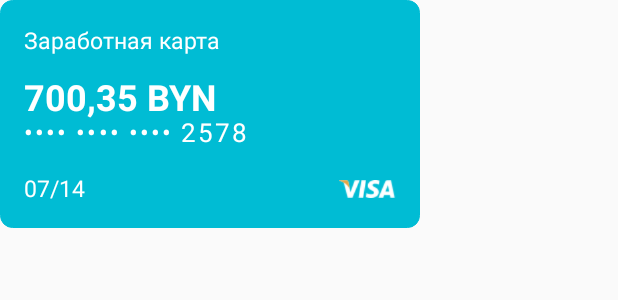
After one commit to KatiaDenisova/bank, an Android app: the layout card2.xml on its own in the app's theme, with its tools: preview values and no code run, on a phone screen of 412 x 824 dp. The commit adds this screen. Shown: the top 300 px of the screen. Run offline under Robolectric (Android 15) with nearby library versions, the phone set to English and light mode, and no system bars.

Commit message:
3 fragments + card ViewPager layouts

```diff
--- /dev/null
+++ b/app/src/main/res/drawable/card2.xml
@@ -0,0 +1,25 @@
+<?xml version="1.0" encoding="utf-8"?>
+
+<selector xmlns:android="http://schemas.android.com/apk/res/android">
+    <item android:state_pressed="true">
+        <shape android:shape="rectangle">
+            <corners android:radius="8dp" />
+            <stroke android:width="0.2dip" android:color="#00BCD4" />
+            <gradient android:angle="-90.0" android:endColor="@android:color/transparent" android:startColor="@android:color/transparent" />
+        </shape>
+    </item>
+    <item android:state_focused="true">
+        <shape android:shape="rectangle">
+            <corners android:radius="8dp" />
+            <stroke android:width="0.2dip" android:color="#00BCD4" />
+            <solid android:color="#00BCD4" />
+        </shape>
+    </item>
+    <item>
+        <shape android:shape="rectangle">
+            <corners android:radius="8dp" />
+            <stroke android:width="0.2dip" android:color="#00BCD4" />
+            <solid android:color="#00BCD4" />
+        </shape>
+    </item>
+</selector>
--- /dev/null
+++ b/app/src/main/res/layout/card2.xml
@@ -0,0 +1,83 @@
+<?xml version="1.0" encoding="utf-8"?>
+<android.support.constraint.ConstraintLayout xmlns:android="http://schemas.android.com/apk/res/android"
+    xmlns:app="http://schemas.android.com/apk/res-auto"
+
+    android:id="@+id/consrtLayoutCard"
+    android:layout_width="280dp"
+    android:layout_height="152dp"
+    android:background="@drawable/card2">
+
+
+    <TextView
+        android:layout_width="wrap_content"
+        android:layout_height="wrap_content"
+        android:layout_marginStart="16dp"
+        android:layout_marginTop="48dp"
+        android:fontFamily="sans-serif"
+        android:lineSpacingExtra="4sp"
+        android:text="@string/byn"
+        android:textColor="#ffffff"
+        android:textSize="24sp"
+        android:textStyle="bold"
+        app:layout_constraintStart_toStartOf="parent"
+        app:layout_constraintTop_toTopOf="parent" />
+
+    <TextView
+        android:id="@+id/textView8"
+        android:layout_width="wrap_content"
+        android:layout_height="wrap_content"
+        android:layout_marginStart="16dp"
+        android:layout_marginTop="76dp"
+        android:fontFamily="sans-serif"
+        android:letterSpacing="0.08"
+        android:lineSpacingExtra="7sp"
+        android:text="@string/card_number"
+        android:textColor="#ffffff"
+        android:textSize="17sp"
+        android:textStyle="normal"
+        app:layout_constraintStart_toStartOf="parent"
+        app:layout_constraintTop_toTopOf="parent" />
+
+    <ImageView
+        android:id="@+id/imageView4"
+        android:layout_width="38dp"
+        android:layout_height="12dp"
+        android:layout_marginStart="226dp"
+        android:layout_marginTop="120dp"
+        android:layout_marginEnd="16dp"
+        android:layout_marginBottom="20dp"
+        app:layout_constraintBottom_toBottomOf="parent"
+        app:layout_constraintEnd_toEndOf="parent"
+        app:layout_constraintStart_toStartOf="parent"
+        app:layout_constraintTop_toTopOf="parent"
+        app:srcCompat="@drawable/visa" />
+
+    <TextView
+        android:id="@+id/textView7"
+        android:layout_width="wrap_content"
+        android:layout_height="wrap_content"
+        android:layout_marginStart="16dp"
+        android:layout_marginTop="16dp"
+        android:fontFamily="sans-serif"
+        android:lineSpacingExtra="9sp"
+        android:text="@string/Salary_card"
+        android:textColor="#ffffff"
+        android:textSize="15sp"
+        android:textStyle="normal"
+        app:layout_constraintStart_toStartOf="parent"
+        app:layout_constraintTop_toTopOf="parent" />
+
+    <TextView
+        android:layout_width="wrap_content"
+        android:layout_height="wrap_content"
+        android:layout_marginStart="16dp"
+        android:layout_marginBottom="16dp"
+        android:fontFamily="sans-serif"
+        android:lineSpacingExtra="9sp"
+        android:text="@string/dataCard"
+        android:textColor="#ffffff"
+        android:textSize="15sp"
+        android:textStyle="normal"
+        app:layout_constraintBottom_toBottomOf="parent"
+        app:layout_constraintStart_toStartOf="parent" />
+</android.support.constraint.ConstraintLayout>
```
Also changed, not shown: app/src/main/res/drawable/card3.xml (added, +25 -0 lines), app/src/main/res/layout/card3.xml (added, +83 -0 lines), app/src/main/res/layout/fragment_pament_services.xml (+18 -3 lines).
